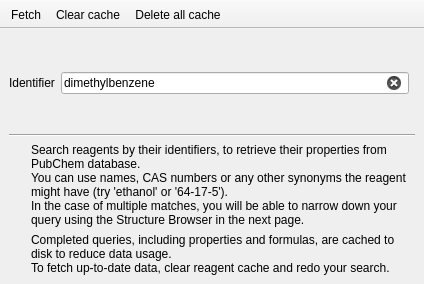
Before: the Qt Designer form searchfragment.ui in FrankMamuda/fumingcube, drawn with Qt 5.
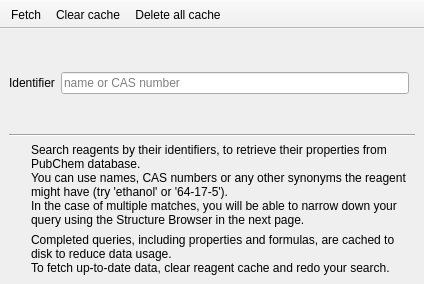
After: the same form once the commit is applied. Icons and pictures are not drawn.

Diff of the .ui file:
```diff
--- a/searchfragment.ui
+++ b/searchfragment.ui
@@ -124,7 +124,7 @@
     <item row="2" column="1">
      <widget class="QLineEdit" name="identifierEdit">
       <property name="text">
-       <string>dimethylbenzene</string>
+       <string/>
       </property>
       <property name="placeholderText">
        <string>name or CAS number</string>
```
